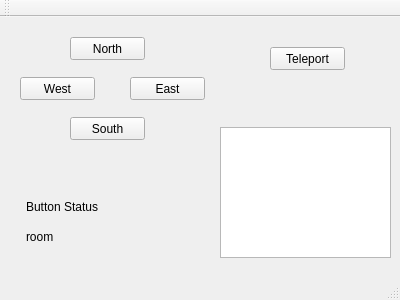
Above: mainwindow.ui from vdrumsta/Zork-GUI before the change. Below: the same form after it.
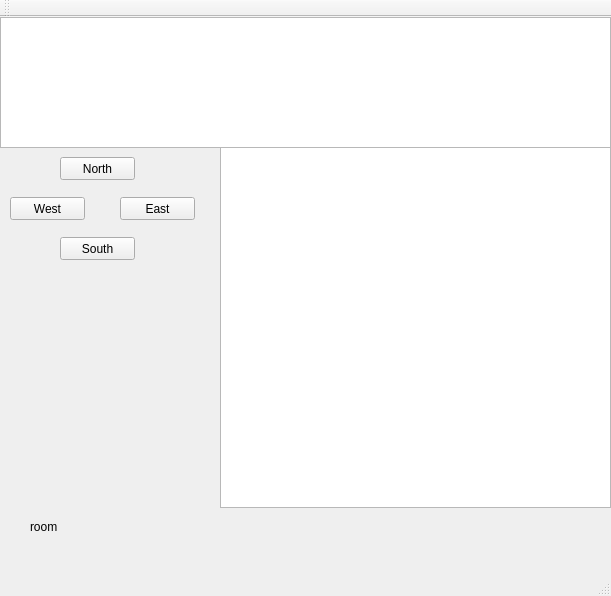
That is the form after the change.

Patch:
```diff
--- a/mainwindow.ui
+++ b/mainwindow.ui
@@ -6,8 +6,8 @@
    <rect>
     <x>0</x>
     <y>0</y>
-    <width>400</width>
-    <height>300</height>
+    <width>611</width>
+    <height>596</height>
    </rect>
   </property>
   <property name="windowTitle">
@@ -17,8 +17,8 @@
    <widget class="QPushButton" name="northButton">
     <property name="geometry">
      <rect>
-      <x>70</x>
-      <y>20</y>
+      <x>60</x>
+      <y>140</y>
       <width>75</width>
       <height>23</height>
      </rect>
@@ -30,8 +30,8 @@
    <widget class="QPushButton" name="westButton">
     <property name="geometry">
      <rect>
-      <x>20</x>
-      <y>60</y>
+      <x>10</x>
+      <y>180</y>
       <width>75</width>
       <height>23</height>
      </rect>
@@ -43,8 +43,8 @@
    <widget class="QPushButton" name="eastButton">
     <property name="geometry">
      <rect>
-      <x>130</x>
-      <y>60</y>
+      <x>120</x>
+      <y>180</y>
       <width>75</width>
       <height>23</height>
      </rect>
@@ -56,8 +56,8 @@
    <widget class="QPushButton" name="southButton">
     <property name="geometry">
      <rect>
-      <x>70</x>
-      <y>100</y>
+      <x>60</x>
+      <y>220</y>
       <width>75</width>
       <height>23</height>
      </rect>
@@ -69,8 +69,8 @@
    <widget class="QLabel" name="roomDescription">
     <property name="geometry">
      <rect>
-      <x>26</x>
-      <y>210</y>
+      <x>30</x>
+      <y>500</y>
       <width>181</width>
       <height>20</height>
      </rect>
@@ -79,38 +79,22 @@
      <string>room</string>
     </property>
    </widget>
-   <widget class="QPushButton" name="teleportButton">
-    <property name="geometry">
-     <rect>
-      <x>270</x>
-      <y>30</y>
-      <width>75</width>
-      <height>23</height>
-     </rect>
-    </property>
-    <property name="text">
-     <string>Teleport</string>
-    </property>
-   </widget>
-   <widget class="QLabel" name="label">
-    <property name="geometry">
-     <rect>
-      <x>26</x>
-      <y>180</y>
-      <width>181</width>
-      <height>20</height>
-     </rect>
-    </property>
-    <property name="text">
-     <string>Button Status</string>
-    </property>
-   </widget>
    <widget class="QGraphicsView" name="roomGraphicsView">
     <property name="geometry">
      <rect>
       <x>220</x>
-      <y>110</y>
-      <width>171</width>
+      <y>130</y>
+      <width>391</width>
+      <height>361</height>
+     </rect>
+    </property>
+   </widget>
+   <widget class="QGraphicsView" name="graphicsView">
+    <property name="geometry">
+     <rect>
+      <x>0</x>
+      <y>0</y>
+      <width>611</width>
       <height>131</height>
      </rect>
     </property>
```
Left out of the diff: 2 changed lines with no effect on the pictures.
